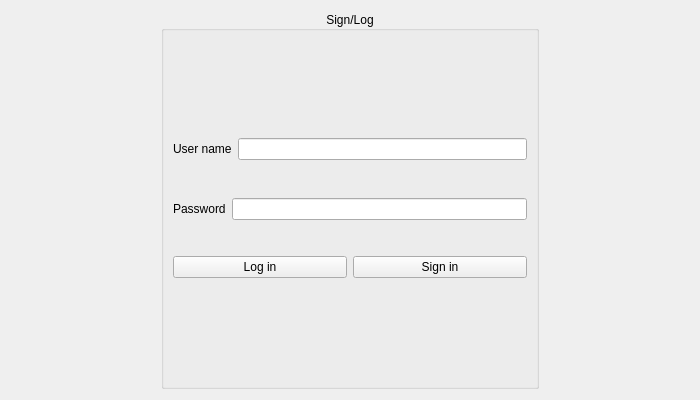
Old version of the form connect_page.ui in the repository tucaEmanuel18/notePad.
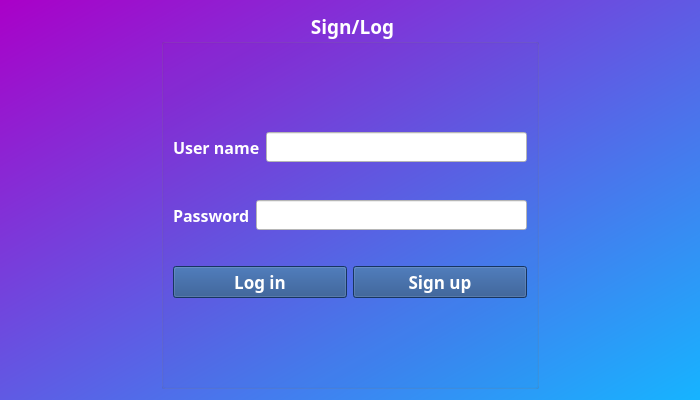
New version of the form. Icons and pictures are not drawn.

What changed in the file:
```diff
--- a/connect_page.ui
+++ b/connect_page.ui
@@ -13,6 +13,13 @@
   <property name="windowTitle">
    <string>Form</string>
   </property>
+  <property name="windowIcon">
+   <iconset resource="resource.qrc">
+    <normaloff>:/icons/icons/logo.png</normaloff>:/icons/icons/logo.png</iconset>
+  </property>
+  <property name="styleSheet">
+   <string notr="true">background-color: qlineargradient(spread:repeat, x1:0, y1:0, x2:1, y2:1, stop:0 rgba(170, 0, 200, 255), stop:1 rgba(22, 180, 255, 255));</string>
+  </property>
   <layout class="QHBoxLayout" name="horizontalLayout_4">
    <item>
     <spacer name="horizontalSpacer">
@@ -32,6 +39,18 @@
    </item>
    <item>
     <widget class="QGroupBox" name="groupBox">
+     <property name="font">
+      <font>
+       <family>Tibetan Machine Uni</family>
+       <pointsize>14</pointsize>
+       <weight>75</weight>
+       <bold>true</bold>
+      </font>
+     </property>
+     <property name="styleSheet">
+      <string notr="true">background-color: rgba(191, 64, 64, 0);
+color: rgb(255, 255, 255);</string>
+     </property>
      <property name="title">
       <string>Sign/Log</string>
      </property>
@@ -45,13 +64,40 @@
          <layout class="QHBoxLayout" name="horizontalLayout">
           <item>
            <widget class="QLabel" name="userLabel">
+            <property name="font">
+             <font>
+              <family>Tibetan Machine Uni</family>
+              <pointsize>12</pointsize>
+              <weight>75</weight>
+              <bold>true</bold>
+             </font>
+            </property>
+            <property name="styleSheet">
+             <string notr="true">color: rgb(255, 255, 255);</string>
+            </property>
             <property name="text">
              <string>User name</string>
             </property>
            </widget>
           </item>
           <item>
-           <widget class="QLineEdit" name="userLineEdit"/>
+           <widget class="QLineEdit" name="userLineEdit">
+            <property name="font">
+             <font>
+              <family>Tibetan Machine Uni</family>
+              <pointsize>11</pointsize>
+              <weight>75</weight>
+              <bold>true</bold>
+             </font>
+            </property>
+            <property name="styleSheet">
+             <string notr="true">background-color: rgb(255, 255, 255);
+color: rgb(32, 74, 135);</string>
+            </property>
+            <property name="alignment">
+             <set>Qt::AlignCenter</set>
+            </property>
+           </widget>
           </item>
          </layout>
         </item>
@@ -91,6 +137,17 @@
          <layout class="QHBoxLayout" name="horizontalLayout_2">
           <item>
            <widget class="QLabel" name="passwordLabel">
+            <property name="font">
+             <font>
+              <family>Tibetan Machine Uni</family>
+              <pointsize>12</pointsize>
+              <weight>75</weight>
+              <bold>true</bold>
+             </font>
+            </property>
+            <property name="styleSheet">
+             <string notr="true">color: rgb(255, 255, 255);</string>
+            </property>
             <property name="text">
              <string>Password</string>
             </property>
@@ -98,12 +155,27 @@
           </item>
           <item>
            <widget class="QLineEdit" name="passwordLineEdit">
+            <property name="font">
+             <font>
+              <family>Tibetan Machine Uni</family>
+              <pointsize>11</pointsize>
+              <weight>75</weight>
+              <bold>true</bold>
+             </font>
+            </property>
+            <property name="styleSheet">
+             <string notr="true">background-color: rgb(255, 255, 255);
+color: rgb(32, 74, 135);</string>
+            </property>
             <property name="inputMask">
              <string/>
             </property>
             <property name="echoMode">
              <enum>QLineEdit::Password</enum>
             </property>
+            <property name="alignment">
+             <set>Qt::AlignCenter</set>
+            </property>
            </widget>
           </item>
          </layout>
@@ -128,15 +200,60 @@
          <layout class="QHBoxLayout" name="horizontalLayout_3">
           <item>
            <widget class="QPushButton" name="logButton">
+            <property name="font">
+             <font>
+              <family>Tibetan Machine Uni</family>
+              <pointsize>13</pointsize>
+              <weight>75</weight>
+              <bold>true</bold>
+             </font>
+            </property>
+            <property name="autoFillBackground">
+             <bool>false</bool>
+            </property>
+            <property name="styleSheet">
+             <string notr="true">background-color: rgb(32, 74, 135);</string>
+            </property>
             <property name="text">
              <string>Log in</string>
             </property>
+            <property name="icon">
+             <iconset resource="resource.qrc">
+              <normaloff>:/icons/icons/log-in.png</normaloff>:/icons/icons/log-in.png</iconset>
+            </property>
+            <property name="iconSize">
+             <size>
+              <width>25</width>
+              <height>25</height>
+             </size>
+            </property>
            </widget>
           </item>
           <item>
            <widget class="QPushButton" name="signButton">
+            <property name="font">
+             <font>
+              <family>Tibetan Machine Uni</family>
+              <pointsize>13</pointsize>
+              <weight>75</weight>
+              <bold>true</bold>
+             </font>
+            </property>
+            <property name="styleSheet">
+             <string notr="true">background-color: rgb(32, 74, 135);</string>
+            </property>
             <property name="text">
-             <string>Sign in</string>
+             <string>Sign up</string>
+            </property>
+            <property name="icon">
+             <iconset resource="resource.qrc">
+              <normaloff>:/icons/icons/add-user.png</normaloff>:/icons/icons/add-user.png</iconset>
+            </property>
+            <property name="iconSize">
+             <size>
+              <width>25</width>
+              <height>25</height>
+             </size>
             </property>
            </widget>
           </item>
```
Left out of the diff: 4 changed lines with no effect on the pictures.
